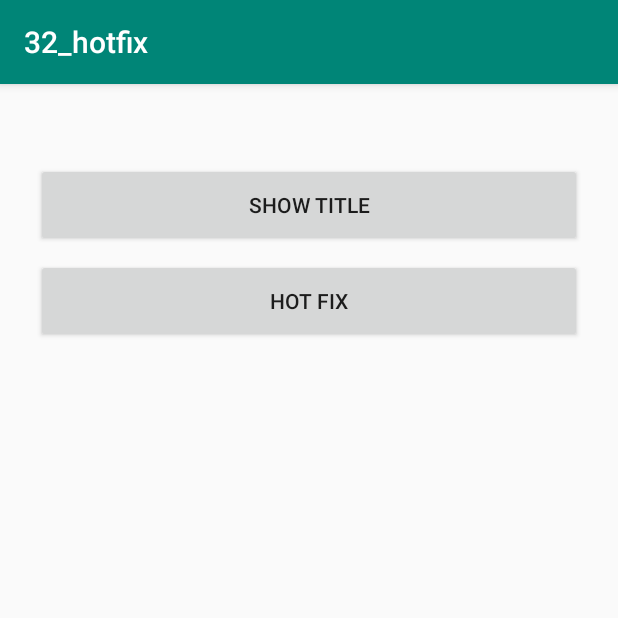
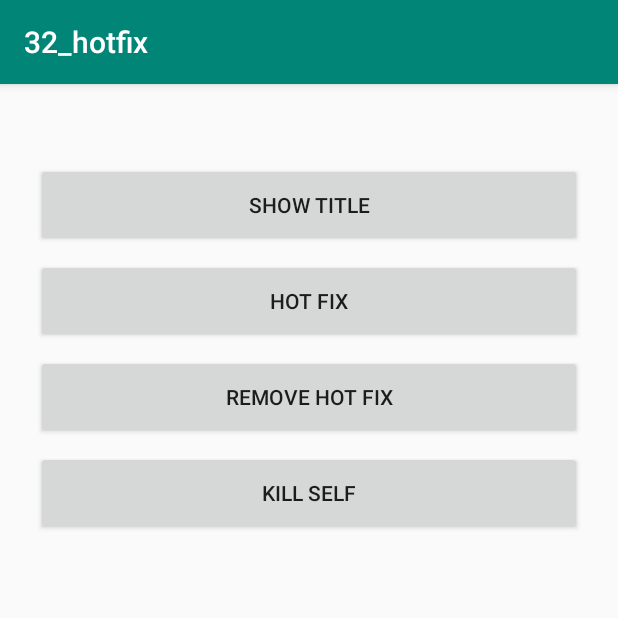
Before and after one commit to faith-hb/hencoder-lesson, an Android app: the screen it shows after launch (MainActivity), on a phone screen of 412 x 824 dp, the top half of it. Run offline under Robolectric (Android 15) with nearby library versions, the light colour scheme and no system bars.

Commit message:
一阶段代码完善

```diff
--- a/32_hotfix/src/main/java/com/hencoder/HotFixApplication.java
+++ b/32_hotfix/src/main/java/com/hencoder/HotFixApplication.java
@@ -17,6 +17,9 @@ public class HotFixApplication extends Application {
     protected void attachBaseContext(Context base) {
         super.attachBaseContext(base);
         System.out.println("***：attachBaseContext");
+
+//        Title title = new Title();
+
         apk = new File(getCacheDir() + "/32_hotfix-debug.apk");
 //        apk = new File("/data/data/com.hencoder.hotfix/cache/32_hotfix-debug.apk");
         if (apk.exists()) {
--- a/32_hotfix/src/main/java/com/hencoder/hotfix/MainActivity.java
+++ b/32_hotfix/src/main/java/com/hencoder/hotfix/MainActivity.java
@@ -1,5 +1,6 @@
 package com.hencoder.hotfix;
 
+import android.content.Context;
 import android.os.Bundle;
 import android.view.View;
 import android.widget.Button;
@@ -19,17 +20,28 @@ public class MainActivity extends AppCompatActivity {
     TextView titleTv;
     Button showTitleBt;
     Button hotfixBt;
+    Button removeHotfixBt;
+    Button killSelfBt;
 
     File apk;
+
+    @Override
+    protected void attachBaseContext(Context newBase) {
+        super.attachBaseContext(newBase);
+        System.out.println("attachBaseContext...");
+    }
 
     @Override
     protected void onCreate(Bundle savedInstanceState) {
         super.onCreate(savedInstanceState);
         setContentView(R.layout.activity_main);
+        System.out.println("onCreate...");
 
         titleTv = findViewById(R.id.titleTv);
         showTitleBt = findViewById(R.id.showTitleBt);
         hotfixBt = findViewById(R.id.hotfixBt);
+        removeHotfixBt = findViewById(R.id.removeHotfixBt);
+        killSelfBt = findViewById(R.id.killSelfBt);
 
         // getCacheDir() = /data/user/0/com.hencoder.hotfix/cache
         apk = new File(getCacheDir() + "/32_hotfix-debug.apk");
@@ -53,85 +65,14 @@ public class MainActivity extends AppCompatActivity {
                         } catch (IOException e) {
                             e.printStackTrace();
                         }
-
-//                        try (Source source = Okio.source(getAssets().open("apk/hotfix.dex"));
-//                             BufferedSink sink = Okio.buffer(Okio.sink(apk))){
-//                            sink.writeAll(source);
-//                        } catch (FileNotFoundException e) {
-//                            e.printStackTrace();
-//                        } catch (IOException e) {
-//                            e.printStackTrace();
-//                        }
-//                        try {
-//                            ClassLoader classLoader = getClassLoader();
-//                            Class loaderClass = BaseDexClassLoader.class;
-//                            Field pathListField = loaderClass.getDeclaredField("pathList");
-//                            pathListField.setAccessible(true);
-//
-//                            Object pathListObject = pathListField.get(classLoader);
-//                            Class pathListClass = pathListObject.getClass();
-//
-//                            Field dexElementsField = pathListClass.getDeclaredField("dexElements");
-//                            dexElementsField.setAccessible(true);
-//
-//                            Object dexElementsObject = dexElementsField.get(pathListObject);
-//
-//                            PathClassLoader newClassLoader = new PathClassLoader(apk.getPath(), null);
-//                            Object newPathListObject = pathListField.get(newClassLoader);
-//                            Object newDexElementsObject = dexElementsField.get(newPathListObject);
-//
-////                            int oldLength = Array.getLength(dexElementsObject);
-//
-//                            dexElementsField.set(pathListObject, newDexElementsObject);
-//
-//
-//                        } catch (NoSuchFieldException e) {
-//                            e.printStackTrace();
-//                        } catch (IllegalArgumentException e) {
-//                            e.printStackTrace();
-//                        } catch (IllegalAccessException e) {
-//                            e.printStackTrace();
-//                        }
-
-//                        try {
-//                            ClassLoader classLoader = getClassLoader();
-//                            Class loaderClass = BaseDexClassLoader.class;
-//                            Field pathListField = loaderClass.getDeclaredField("pathList");
-//                            pathListField.setAccessible(true);
-//                            Object pathListObject = pathListField.get(classLoader); // getClassLoader().pathList
-//                            System.out.println("pathListObject：" + pathListObject);
-//                            Class pathListClass = pathListObject.getClass();
-//                            Field dexElementsField = pathListClass.getDeclaredField("dexElements");
-//                            dexElementsField.setAccessible(true);
-//                            Object dexElementsObject = dexElementsField.get(pathListObject); // getClassLoader().pathList.dexElements
-//
-//                            // classLoader.pathList.dexElements = ???;
-////                            System.out.println("apk path：" + apk.getPath());
-//                            PathClassLoader newClassLoader = new PathClassLoader(apk.getPath(), null);
-//                            Object newPathListObject = pathListField.get(newClassLoader); // newClassLoader.pathList
-//                            System.out.println("newPathListObject：" + newPathListObject);
-//                            Object newDexElementsObject = dexElementsField.get(newPathListObject); // newClassLoader.pathList.dexElements
-//                            System.out.println("newDexElementsObject：" + newDexElementsObject);
-//
-//                            dexElementsField.set(pathListObject, newDexElementsObject);
-//
-////                            int oldLength = Array.getLength(dexElementsObject);
-////                            int newLength = Array.getLength(newDexElementsObject);
-////                            Object concatDexElementsObject = Array.newInstance(dexElementsObject.getClass().getComponentType(), oldLength + newLength);
-////                            for (int i = 0; i < newLength; i++) {
-////                                Array.set(concatDexElementsObject, i, Array.get(newDexElementsObject, i));
-////                            }
-////                            for (int i = 0; i < oldLength; i++) {
-////                                Array.set(concatDexElementsObject, newLength + i, Array.get(dexElementsObject, i));
-////                            }
-////
-////                            dexElementsField.set(pathListObject, concatDexElementsObject);
-//                        } catch (NoSuchFieldException e) {
-//                            e.printStackTrace();
-//                        } catch (IllegalAccessException e) {
-//                            e.printStackTrace();
-//                        }
-
+                        break;
+                    case R.id.removeHotfixBt:
+                        if(apk.exists()){
+                            apk.delete();
+                        }
+                        break;
+                    case R.id.killSelfBt:
+                        android.os.Process.killProcess(android.os.Process.myPid());
                         break;
                     default:
                         break;
@@ -141,5 +82,7 @@ public class MainActivity extends AppCompatActivity {
 
         showTitleBt.setOnClickListener(onClickListener);
         hotfixBt.setOnClickListener(onClickListener);
+        removeHotfixBt.setOnClickListener(onClickListener);
+        killSelfBt.setOnClickListener(onClickListener);
     }
 }
--- a/32_hotfix/src/main/res/layout/activity_main.xml
+++ b/32_hotfix/src/main/res/layout/activity_main.xml
@@ -31,4 +31,19 @@
         android:layout_marginTop="8dp"
         android:text="Hot Fix"/>
 
+    <Button
+        android:id="@+id/removeHotfixBt"
+        android:layout_width="match_parent"
+        android:layout_height="56dp"
+        android:layout_marginTop="8dp"
+        android:text="Remove Hot Fix"/>
+
+    <Button
+        android:id="@+id/killSelfBt"
+        android:layout_width="match_parent"
+        android:layout_height="56dp"
+        android:layout_marginTop="8dp"
+        android:text="Kill Self"/>
+
+
 </LinearLayout>
```
